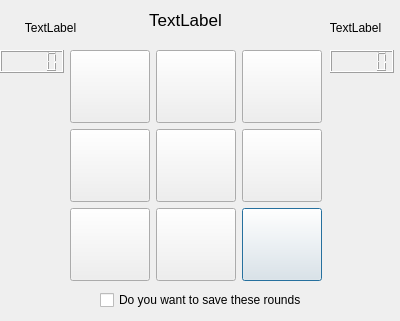
The window that tictactoev/startgame.ui (Jolinejo/Advanced-Tic-Tac-Toe) describes before a commit, drawn with Qt 5.
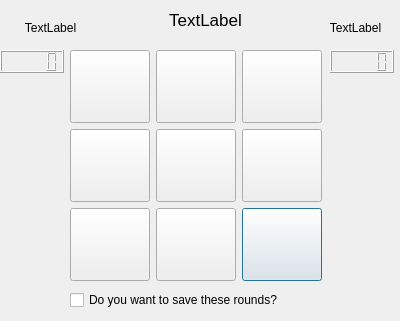
The same window after the commit.

Commit message: fixed closing the whole game after 3 rounds

Diff of the .ui file:
```diff
--- a/tictactoev/startgame.ui
+++ b/tictactoev/startgame.ui
@@ -203,7 +203,7 @@
   <widget class="QLabel" name="label_round">
    <property name="geometry">
     <rect>
-     <x>130</x>
+     <x>150</x>
      <y>10</y>
      <width>111</width>
      <height>20</height>
@@ -227,9 +227,9 @@
   <widget class="QCheckBox" name="checkBox">
    <property name="geometry">
     <rect>
-     <x>100</x>
+     <x>70</x>
      <y>290</y>
-     <width>201</width>
+     <width>251</width>
      <height>20</height>
     </rect>
    </property>
```
The commit also changes 1 other file.
